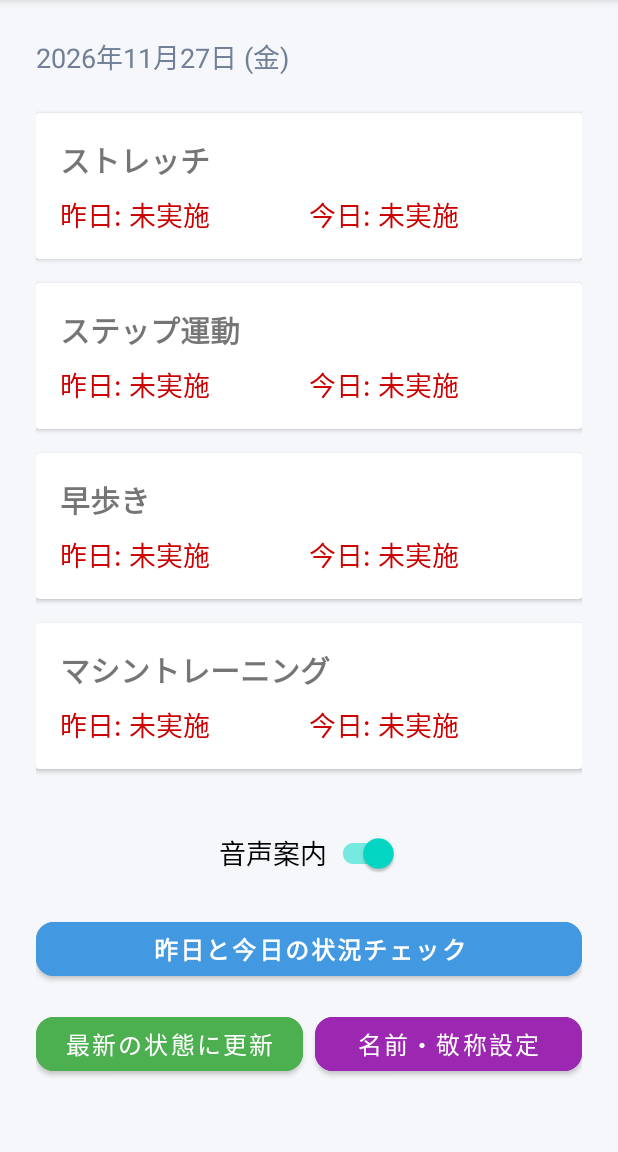
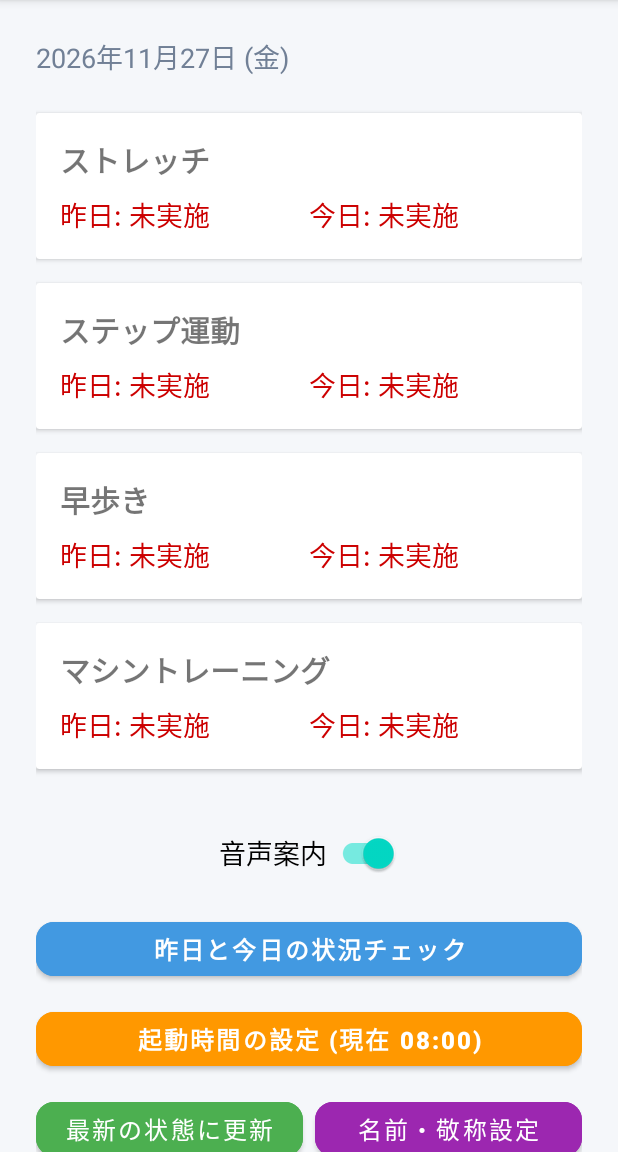
Before and after one commit to tsunehikookazaki/LetsDoIt111, an Android app: the screen it shows after launch (MainActivity), on a phone screen of 412 x 824 dp, the part 84-1236 px from its top. Run offline under Robolectric (Android 15) with nearby library versions, the phone set to English and light mode, and no system bars.

Commit message:
Allow user to customize daily auto-launch time with TimePickerDialog

```diff
--- a/app/src/main/java/net/the_okazakis/letsdoit/AlarmScheduler.kt
+++ b/app/src/main/java/net/the_okazakis/letsdoit/AlarmScheduler.kt
@@ -8,8 +8,33 @@ import java.util.Calendar
 
 object AlarmScheduler {
 
+    private const val PREF_NAME = "LetsDoItPrefs"
+    private const val KEY_HOUR = "alarm_hour"
+    private const val KEY_MINUTE = "alarm_minute"
+
+    fun getAlarmHour(context: Context): Int {
+        val prefs = context.getSharedPreferences(PREF_NAME, Context.MODE_PRIVATE)
+        return prefs.getInt(KEY_HOUR, 8) // デフォルト 8時
+    }
+
+    fun getAlarmMinute(context: Context): Int {
+        val prefs = context.getSharedPreferences(PREF_NAME, Context.MODE_PRIVATE)
+        return prefs.getInt(KEY_MINUTE, 0) // デフォルト 0分
+    }
+
+    fun saveAlarmTime(context: Context, hour: Int, minute: Int) {
+        val prefs = context.getSharedPreferences(PREF_NAME, Context.MODE_PRIVATE)
+        prefs.edit()
+            .putInt(KEY_HOUR, hour)
+            .putInt(KEY_MINUTE, minute)
+            .apply()
+
+        // 新しい時間でアラームを再設定
+        scheduleMorningAlarm(context)
+    }
+
     /**
-     * 毎朝8時ちょうどに MainActivity を起動して音声案内を行うアラームを設定する
+     * 設定された時刻に MainActivity を起動して音声案内を行うアラームを設定する
      */
     fun scheduleMorningAlarm(context: Context) {
         val alarmManager = context.getSystemService(Context.ALARM_SERVICE) as AlarmManager
@@ -22,9 +47,12 @@ object AlarmScheduler {
             PendingIntent.FLAG_UPDATE_CURRENT or PendingIntent.FLAG_IMMUTABLE
         )
 
+        val hour = getAlarmHour(context)
+        val minute = getAlarmMinute(context)
+
         val calendar = Calendar.getInstance().apply {
-            set(Calendar.HOUR_OF_DAY, 8)
-            set(Calendar.MINUTE, 0)
+            set(Calendar.HOUR_OF_DAY, hour)
+            set(Calendar.MINUTE, minute)
             set(Calendar.SECOND, 0)
             set(Calendar.MILLISECOND, 0)
             if (timeInMillis <= System.currentTimeMillis()) {
@@ -40,7 +68,7 @@ object AlarmScheduler {
             PendingIntent.FLAG_UPDATE_CURRENT or PendingIntent.FLAG_IMMUTABLE
         )
 
-        // AlarmClockInfo を使うことで画面オフ・スリープ状態でも正確に8時に動作し、画面を点灯できます
+        // AlarmClockInfo を使うことで画面オフ・スリープ状態でも指定時刻に正確に動作し、画面を点灯できます
         val alarmClockInfo = AlarmManager.AlarmClockInfo(calendar.timeInMillis, showPendingIntent)
         alarmManager.setAlarmClock(alarmClockInfo, pendingIntent)
     }
--- a/app/src/main/java/net/the_okazakis/letsdoit/MainActivity.kt
+++ b/app/src/main/java/net/the_okazakis/letsdoit/MainActivity.kt
@@ -1,5 +1,6 @@
 package net.the_okazakis.letsdoit
 
+import android.app.TimePickerDialog
 import android.content.SharedPreferences
 import android.os.Build
 import android.os.Bundle
@@ -8,6 +9,7 @@ import android.os.Looper
 import android.view.WindowManager
 import android.widget.Button
 import android.widget.TextView
+import android.widget.Toast
 import androidx.appcompat.app.AppCompatActivity
 import androidx.core.content.ContextCompat
 import com.google.android.material.switchmaterial.SwitchMaterial
@@ -28,6 +30,7 @@ class MainActivity : AppCompatActivity() {
     private lateinit var tvMachineToday: TextView
 
     private lateinit var btnStatusCheck: Button
+    private lateinit var btnTimeSettings: Button
     private lateinit var switchVoice: SwitchMaterial
     private lateinit var prefs: SharedPreferences
 
@@ -68,6 +71,13 @@ class MainActivity : AppCompatActivity() {
         tvMachineToday = findViewById(R.id.tvMachineToday)
 
         btnStatusCheck = findViewById(R.id.btnStatusCheck)
+        btnTimeSettings = findViewById(R.id.btnTimeSettings)
+
+        updateTimeButtonText()
+
+        btnTimeSettings.setOnClickListener {
+            showTimePickerDialog()
+        }
 
         val btnSettings = findViewById<Button>(R.id.btnSyncSettings)
         btnSettings.visibility = android.view.View.VISIBLE
@@ -78,14 +88,14 @@ class MainActivity : AppCompatActivity() {
 
         findViewById<Button>(R.id.btnRefresh).setOnClickListener {
             updateDisplay()
-            android.widget.Toast.makeText(this, "ローカルから状況を更新しました", android.widget.Toast.LENGTH_SHORT).show()
+            Toast.makeText(this, "ローカルから状況を更新しました", Toast.LENGTH_SHORT).show()
         }
 
         speechManager = SpeechManager(this)
 
         updateDisplay()
 
-        // 毎朝8時の起動・音声案内アラームをスケジュール
+        // 設定された時刻に起動するアラームをスケジュール
         AlarmScheduler.scheduleMorningAlarm(this)
 
         btnStatusCheck.setOnClickListener {
@@ -103,12 +113,38 @@ class MainActivity : AppCompatActivity() {
         switchVoice.setOnCheckedChangeListener { _, isChecked ->
             prefs.edit().putBoolean("voice_enabled", isChecked).apply()
             if (isChecked) {
-                android.widget.Toast.makeText(this, "音声案内: ON", android.widget.Toast.LENGTH_SHORT).show()
+                Toast.makeText(this, "音声案内: ON", Toast.LENGTH_SHORT).show()
             } else {
-                android.widget.Toast.makeText(this, "音声案内: OFF", android.widget.Toast.LENGTH_SHORT).show()
+                Toast.makeText(this, "音声案内: OFF", Toast.LENGTH_SHORT).show()
                 speechManager.stop() // OFFにした時に今喋っているのを止める
             }
         }
+    }
+
+    private fun updateTimeButtonText() {
+        val hour = AlarmScheduler.getAlarmHour(this)
+        val minute = AlarmScheduler.getAlarmMinute(this)
+        val timeStr = String.format(Locale.JAPANESE, "%02d:%02d", hour, minute)
+        btnTimeSettings.text = "起動時間の設定 (現在 $timeStr)"
+    }
+
+    private fun showTimePickerDialog() {
+        val currentHour = AlarmScheduler.getAlarmHour(this)
+        val currentMinute = AlarmScheduler.getAlarmMinute(this)
+
+        val timePickerDialog = TimePickerDialog(
+            this,
+            { _, hourOfDay, minute ->
+                AlarmScheduler.saveAlarmTime(this, hourOfDay, minute)
+                updateTimeButtonText()
+                val timeStr = String.format(Locale.JAPANESE, "%02d:%02d", hourOfDay, minute)
+                Toast.makeText(this, "毎日の起動時間を $timeStr に設定しました", Toast.LENGTH_SHORT).show()
+            },
+            currentHour,
+            currentMinute,
+            true
+        )
+        timePickerDialog.show()
     }
 
     override fun onResume() {
@@ -151,7 +187,7 @@ class MainActivity : AppCompatActivity() {
             val name = etNickname.text.toString().trim()
             if (name.isNotEmpty()) {
                 SharedRecordManager.setNickname(this, name)
-                android.widget.Toast.makeText(this, "設定を保存しました", android.widget.Toast.LENGTH_SHORT).show()
+                Toast.makeText(this, "設定を保存しました", Toast.LENGTH_SHORT).show()
                 updateDisplay()
             }
         }
--- a/app/src/main/res/layout/activity_main.xml
+++ b/app/src/main/res/layout/activity_main.xml
@@ -201,9 +201,21 @@
                 android:id="@+id/btnStatusCheck"
                 android:layout_width="match_parent"
                 android:layout_height="wrap_content"
-                android:layout_marginBottom="15dp"
+                android:layout_marginBottom="12dp"
                 android:backgroundTint="#4299E1"
                 android:text="昨日と今日の状況チェック"
+                android:textSize="16sp"
+                android:textStyle="bold"
+                app:cornerRadius="12dp" />
+
+            <com.google.android.material.button.MaterialButton
+                android:id="@+id/btnTimeSettings"
+                android:layout_width="match_parent"
+                android:layout_height="wrap_content"
+                android:layout_marginBottom="12dp"
+                android:backgroundTint="#FF9800"
+                android:text="起動時間の設定 (現在 08:00)"
+                android:textColor="#FFFFFF"
                 android:textSize="16sp"
                 android:textStyle="bold"
                 app:cornerRadius="12dp" />
```
